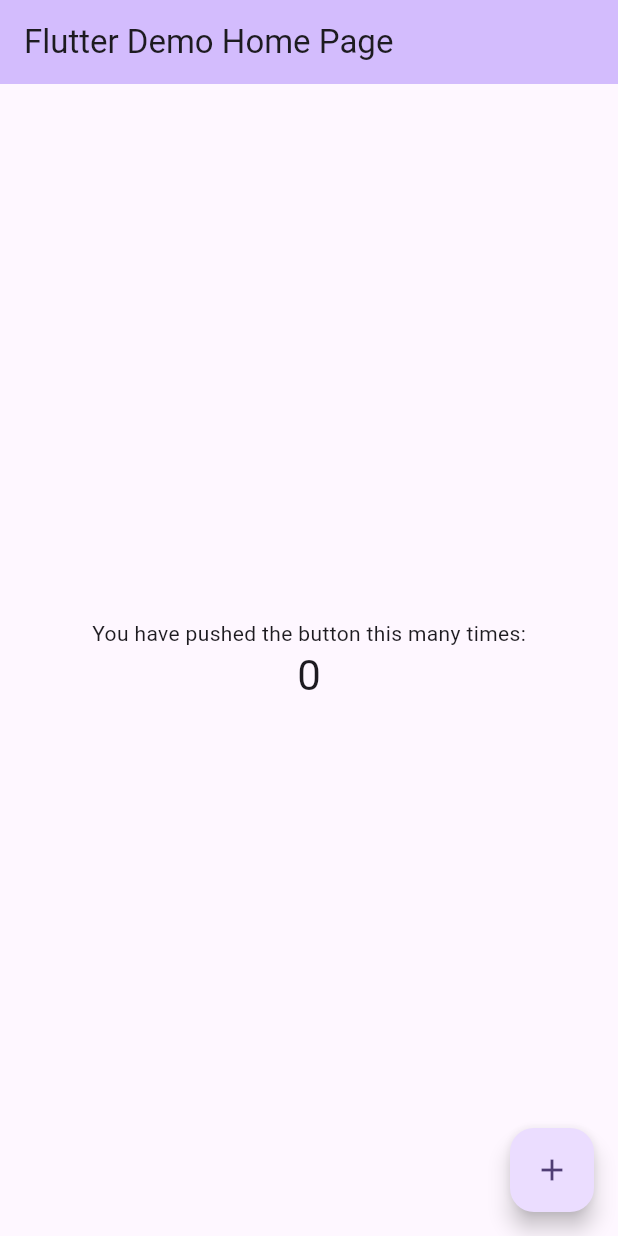
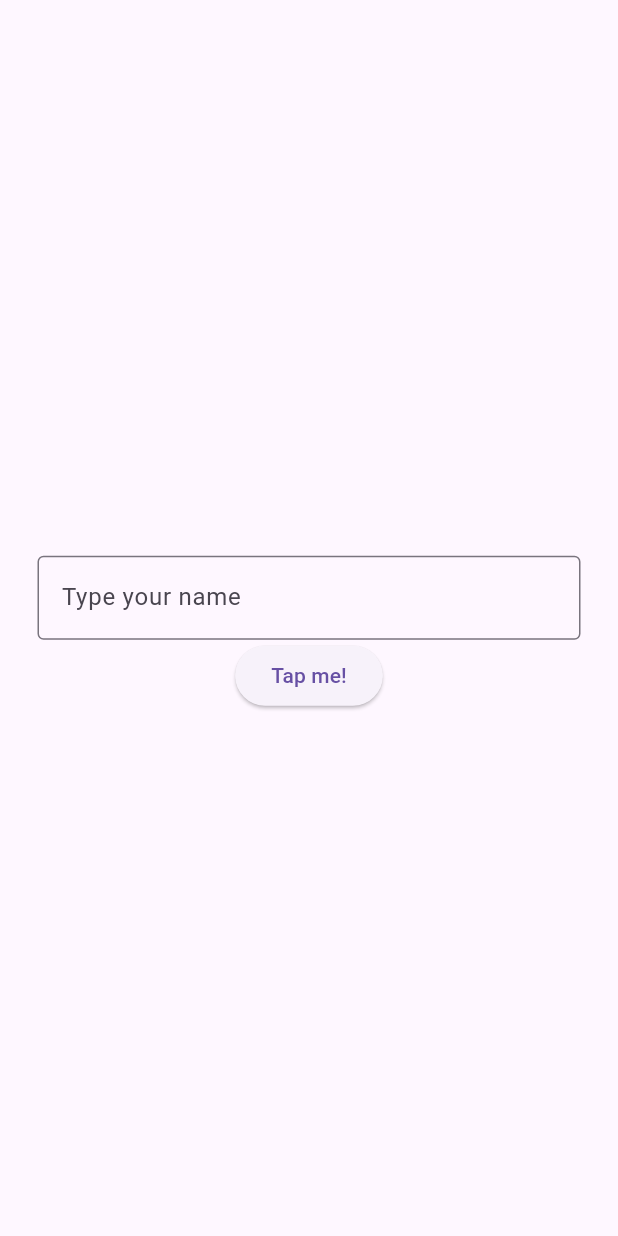
Before and after one commit to ocheesetick/flutter-fundamentals, a Flutter app: the screen it shows after launch, on a phone screen of 412 x 824 dp. Run offline on Flutter 3.47's test engine with Material 3 defaults, Android fonts, the light colour scheme and no system bars.

Commit message:
Greeting page created

```diff
--- a/lib/main.dart
+++ b/lib/main.dart
@@ -1,4 +1,5 @@
 import 'package:flutter/material.dart';
+import 'package:fundamentals/pages/greeting_page.dart';
 
 void main() {
   runApp(const MyApp());
@@ -7,119 +8,11 @@
 class MyApp extends StatelessWidget {
   const MyApp({super.key});
 
-  // This widget is the root of your application.
   @override
   Widget build(BuildContext context) {
-    return MaterialApp(
-      title: 'Flutter Demo',
-      theme: ThemeData(
-        // This is the theme of your application.
-        //
-        // TRY THIS: Try running your application with "flutter run". You'll see
-        // the application has a purple toolbar. Then, without quitting the app,
-        // try changing the seedColor in the colorScheme below to Colors.green
-        // and then invoke "hot reload" (save your changes or press the "hot
-        // reload" button in a Flutter-supported IDE, or press "r" if you used
-        // the command line to start the app).
-        //
-        // Notice that the counter didn't reset back to zero; the application
-        // state is not lost during the reload. To reset the state, use hot
-        // restart instead.
-        //
-        // This works for code too, not just values: Most code changes can be
-        // tested with just a hot reload.
-        colorScheme: ColorScheme.fromSeed(seedColor: Colors.deepPurple),
-        useMaterial3: true,
-      ),
-      home: const MyHomePage(title: 'Flutter Demo Home Page'),
+    return const MaterialApp(
+      debugShowCheckedModeBanner: false,
+      home: GreetingPage(),
     );
   }
 }
-
-class MyHomePage extends StatefulWidget {
-  const MyHomePage({super.key, required this.title});
-
-  // This widget is the home page of your application. It is stateful, meaning
-  // that it has a State object (defined below) that contains fields that affect
-  // how it looks.
-
-  // This class is the configuration for the state. It holds the values (in this
-  // case the title) provided by the parent (in this case the App widget) and
-  // used by the build method of the State. Fields in a Widget subclass are
-  // always marked "final".
-
-  final String title;
-
-  @override
-  State<MyHomePage> createState() => _MyHomePageState();
-}
-
-class _MyHomePageState extends State<MyHomePage> {
-  int _counter = 0;
-
-  void _incrementCounter() {
-    setState(() {
-      // This call to setState tells the Flutter framework that something has
-      // changed in this State, which causes it to rerun the build method below
-      // so that the display can reflect the updated values. If we changed
-      // _counter without calling setState(), then the build method would not be
-      // called again, and so nothing would appear to happen.
-      _counter++;
-    });
-  }
-
-  @override
-  Widget build(BuildContext context) {
-    // This method is rerun every time setState is called, for instance as done
-    // by the _incrementCounter method above.
-    //
-    // The Flutter framework has been optimized to make rerunning build methods
-    // fast, so that you can just rebuild anything that needs updating rather
-    // than having to individually change instances of widgets.
-    return Scaffold(
-      appBar: AppBar(
-        // TRY THIS: Try changing the color here to a specific color (to
-        // Colors.amber, perhaps?) and trigger a hot reload to see the AppBar
-        // change color while the other colors stay the same.
-        backgroundColor: Theme.of(context).colorScheme.inversePrimary,
-        // Here we take the value from the MyHomePage object that was created by
-        // the App.build method, and use it to set our appbar title.
-        title: Text(widget.title),
-      ),
-      body: Center(
-        // Center is a layout widget. It takes a single child and positions it
-        // in the middle of the parent.
-        child: Column(
-          // Column is also a layout widget. It takes a list of children and
-          // arranges them vertically. By default, it sizes itself to fit its
-          // children horizontally, and tries to be as tall as its parent.
-          //
-          // Column has various properties to control how it sizes itself and
-          // how it positions its children. Here we use mainAxisAlignment to
-          // center the children vertically; the main axis here is the vertical
-          // axis because Columns are vertical (the cross axis would be
-          // horizontal).
-          //
-          // TRY THIS: Invoke "debug painting" (choose the "Toggle Debug Paint"
-          // action in the IDE, or press "p" in the console), to see the
-          // wireframe for each widget.
-          mainAxisAlignment: MainAxisAlignment.center,
-          children: <Widget>[
-            const Text(
-              'You have pushed the button this many times:',
-            ),
-            Text(
-              '$_counter',
-              style: Theme.of(context).textTheme.headlineMedium,
-            ),
-          ],
-        ),
-      ),
-      floatingActionButton: FloatingActionButton(
-        onPressed: _incrementCounter,
-        tooltip: 'Increment',
-        child: const Icon(Icons.add),
-      ), // This trailing comma makes auto-formatting nicer for build methods.
-    );
-  }
-}
--- /dev/null
+++ b/lib/pages/greeting_page.dart
@@ -0,0 +1,53 @@
+import 'package:flutter/material.dart';
+
+class GreetingPage extends StatefulWidget {
+  const GreetingPage({super.key});
+
+  @override
+  State<GreetingPage> createState() => _GreetingPageState();
+}
+
+class _GreetingPageState extends State<GreetingPage> {
+  // Variable/s
+  TextEditingController textEditingController = TextEditingController();
+  String greetingMessage = "";
+
+  // Method/s
+  void greetUser() {
+    setState(() {
+      greetingMessage = "Hello, " + textEditingController.text;
+    });
+
+  }
+
+  @override
+  Widget build(BuildContext context) {
+    return Scaffold(
+      body: Center(
+        child: Padding(
+          padding: const EdgeInsets.all(25.0),
+          child: Column(
+            mainAxisAlignment: MainAxisAlignment.center,
+            children: [
+              // Greet the user
+              Text(greetingMessage),
+
+              TextField(
+                controller: textEditingController,
+                decoration: InputDecoration(
+                  border: OutlineInputBorder(),
+                  hintText: "Type your name"
+                ),
+              ),
+
+              ElevatedButton(
+                onPressed: greetUser,
+                child: Text("Tap me!")
+              )
+            ],
+          ),
+        )
+      ),
+    );
+  }
+}
```
